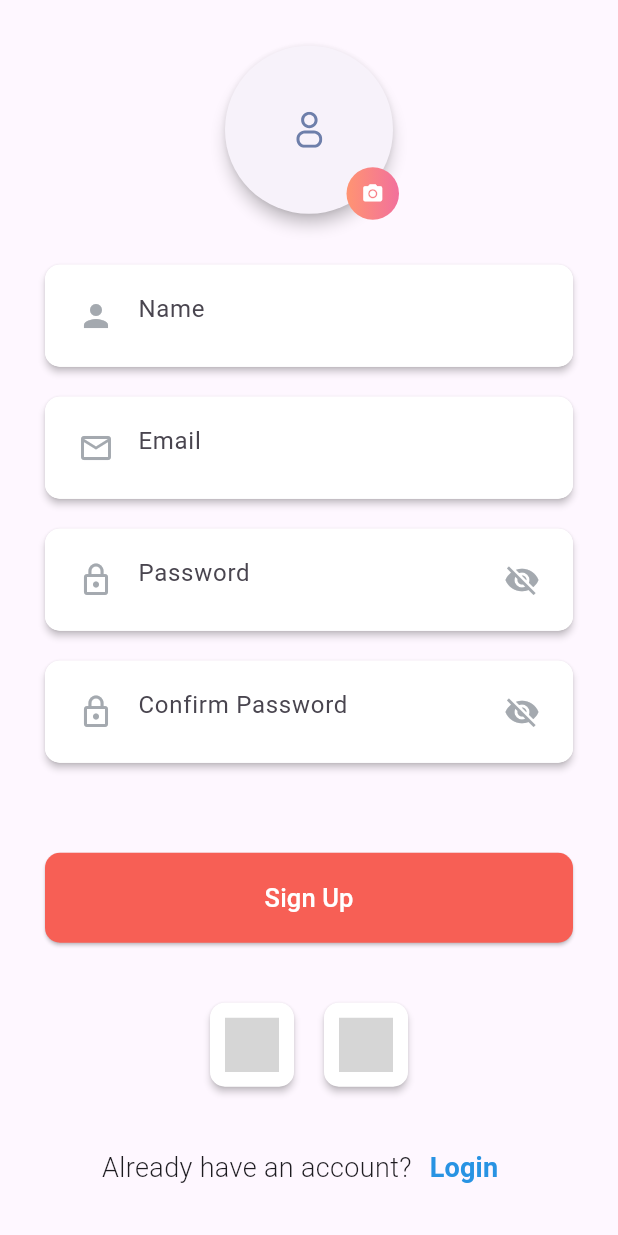
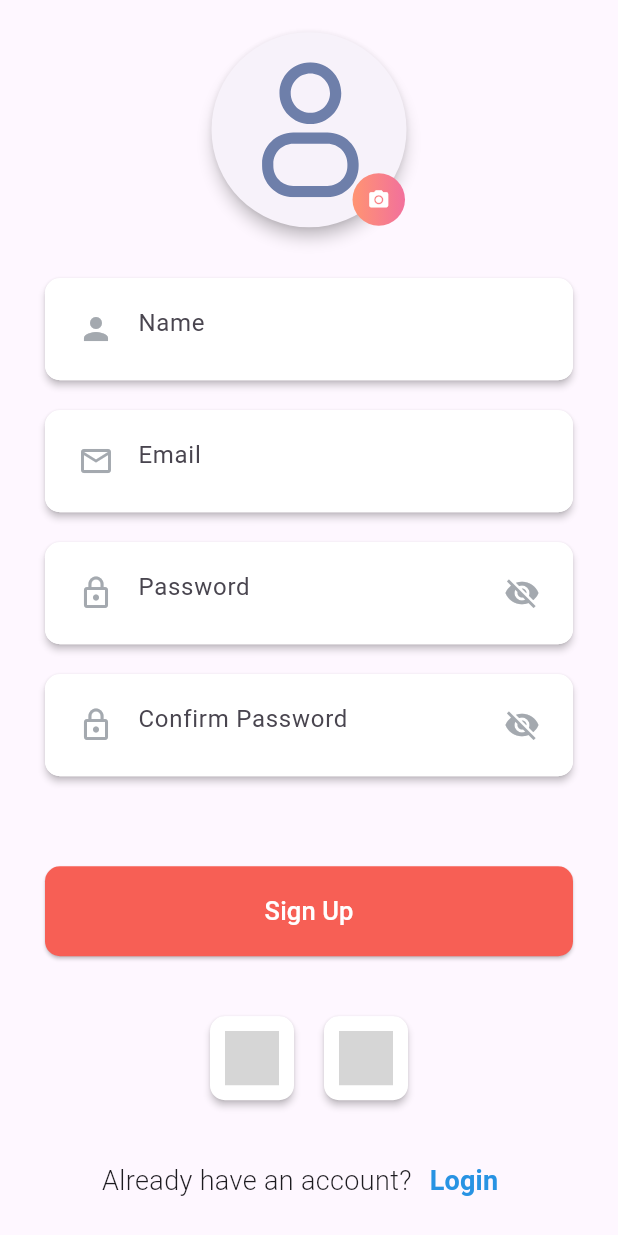
Before and after one commit to ArifurRahmanUAP/wedevs_assignment, a Flutter app: the screen it shows after launch, after a tap on "Login", after a tap on "Create New Account", on a phone screen of 412 x 824 dp. Run offline on Flutter 3.47's test engine with Material 3 defaults, Android fonts, the phone set to English and light mode, and no system bars; our stand-ins replace dartz, dio, dotted_border, equatable, flutter_svg, fluttertoast and 6 more; network calls fail; project files that could hold a hidden picture were left out; grey boxes are pictures that could not be loaded.

Commit message:
Image Pickup added on SignUpScreen

```diff
--- a/lib/src/core/features/splashscreen/splash_screen.dart
+++ b/lib/src/core/features/splashscreen/splash_screen.dart
@@ -2,6 +2,7 @@
 
 import 'package:flutter/material.dart';
 import 'package:flutter_svg/svg.dart';
+import 'package:wedevs_assignment/src/core/utilities/assets_path.dart';
 
 import '../../../../main.dart';
 import '../../routes/route_name.dart';
@@ -30,10 +31,17 @@ class _SplashscreenState extends State<Splashscreen> {
 
   @override
   Widget build(BuildContext context) {
-    return const Scaffold(
-      backgroundColor: Colors.black,
-      body: Column(
-        children: <Widget>[],
+    return SafeArea(
+      child: Scaffold(
+        backgroundColor: Colors.black,
+        body: Container(
+          color: Colors.white,
+          child: Center(
+            child: SvgPicture.asset(
+              AssetsPath.LOGIN_LOGO,
+            ),
+          ),
+        ),
       ),
     );
   }
--- a/lib/src/features/login_screen/ui/screens/login_screen.dart
+++ b/lib/src/features/login_screen/ui/screens/login_screen.dart
@@ -87,9 +87,6 @@ class LoginScreen extends StatelessWidget {
         padding: const EdgeInsets.all(10),
         child: TextFormField(
           controller: loginScreenController.userEmailController,
-          onChanged: (value) {
-            _formKey.currentState!.validate();
-          },
           validator: (value) {
             if (value!.isEmpty) {
               return "Email can't be empty.";
@@ -126,9 +123,6 @@ class LoginScreen extends StatelessWidget {
         child: TextFormField(
           controller: loginScreenController.passwordController,
           obscureText: !loginScreenController.isPasswordVisible.value,
-          onChanged: (value) {
-            _formKey.currentState!.validate();
-          },
           validator: (value) {
             if (value!.isEmpty) {
               return "Password can't be empty.";
--- a/lib/src/features/signup_screen/ui/screens/signup_screen.dart
+++ b/lib/src/features/signup_screen/ui/screens/signup_screen.dart
@@ -108,9 +108,6 @@ class SignUpScreen extends StatelessWidget {
         padding: const EdgeInsets.all(10),
         child: TextFormField(
           controller: signupScreenController.userFullNameController,
-          onChanged: (value) {
-            _formKey.currentState!.validate();
-          },
           validator: (value) {
             if (value!.isEmpty) {
               return "Name can't be empty.";
@@ -146,9 +143,6 @@ class SignUpScreen extends StatelessWidget {
         padding: const EdgeInsets.all(10),
         child: TextFormField(
           controller: signupScreenController.userEmailController,
-          onChanged: (value) {
-            _formKey.currentState!.validate();
-          },
           validator: (value) {
             if (value!.isEmpty) {
               return "Email can't be empty.";
@@ -185,9 +179,6 @@ class SignUpScreen extends StatelessWidget {
         child: TextFormField(
           controller: signupScreenController.passwordController,
           obscureText: !signupScreenController.isPasswordVisible.value,
-          onChanged: (value) {
-            _formKey.currentState!.validate();
-          },
           validator: (value) {
             if (value!.isEmpty) {
               return "Password can't be empty.";
@@ -237,15 +228,12 @@ class SignUpScreen extends StatelessWidget {
         child: TextFormField(
           controller: signupScreenController.confirmPasswordController,
           obscureText: !signupScreenController.isConfirmPasswordVisible.value,
-          onChanged: (value) {
-            _formKey.currentState!.validate();
-          },
           validator: (value) {
             if (value!.isEmpty) {
               return "Confirm Password can't be empty.";
             } else if (value !=
                 signupScreenController.passwordController.value.text) {
-              return "Confirm Password doesn't Match";
+              return "Both Password doesn't Match";
             }
             return null;
           },
@@ -342,25 +330,30 @@ class SignUpScreen extends StatelessWidget {
       padding: const EdgeInsets.symmetric(vertical: 5),
       child: Stack(
         children: [
-          SizedBox(
-            height: 120,
-            width: 120,
-            child: Card(
-              elevation: 4,
-              shape: RoundedRectangleBorder(
-                borderRadius: BorderRadius.circular(100),
-              ),
-              child: Center(
-                child: (signupScreenController.imgFile.value.path.isEmpty)
-                    ? SvgPicture.asset(AssetsPath.PROFILE_BOTTOM_SHEET_LOGO)
+          Card(
+            elevation: 4,
+            shape: RoundedRectangleBorder(
+              borderRadius: BorderRadius.circular(100),
+            ),
+            child: ClipOval(
+              child: SizedBox.fromSize(
+                size: const Size.fromRadius(65), // Image radius
+                child: signupScreenController.imgFile.value.path.isEmpty
+                    ? Container(
+                  padding: const EdgeInsets.all(20),
+                        child: SvgPicture.asset(
+                            AssetsPath.PROFILE_BOTTOM_SHEET_LOGO),
+                      )
                     : Image.file(
-                        File(signupScreenController.imgFile.value.path)),
+                        File(signupScreenController.imgFile.value.path),
+                        fit: BoxFit.fill,
+                      ),
               ),
             ),
           ),
           Positioned(
-            bottom: 0,
-            right: 0,
+            bottom: 5,
+            right: 5,
             child: GestureDetector(
               onTap: () {
                 signupScreenController.pickImage(context: context);
--- a/pubspec.yaml
+++ b/pubspec.yaml
@@ -18,15 +18,14 @@ dependencies:
   equatable:
   get_it:
   rxdart:
-  flutter_html:
   dio:
+  cached_network_image:
   shared_preferences:
   flutter_svg:
   intl:
   dartz:
   fluttertoast:
   image_picker: ^0.8.4+4
-  permission_handler: ^10.2.0
   smooth_star_rating_null_safety:
   flutter_localizations:
     sdk: flutter
```
Also changed, not shown: lib/src/features/signup_screen/ui/controller/signup_screen_controller.dart (+3 -14 lines), pubspec.lock, 3 other files.
